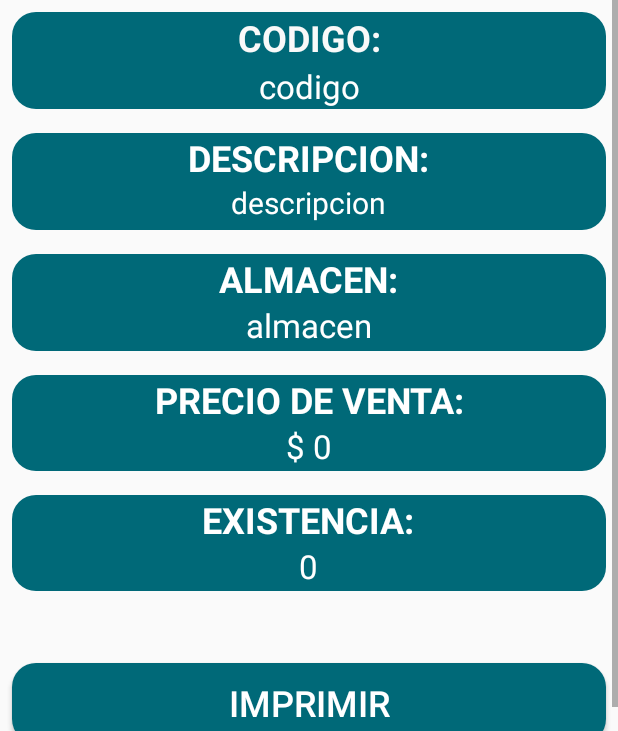
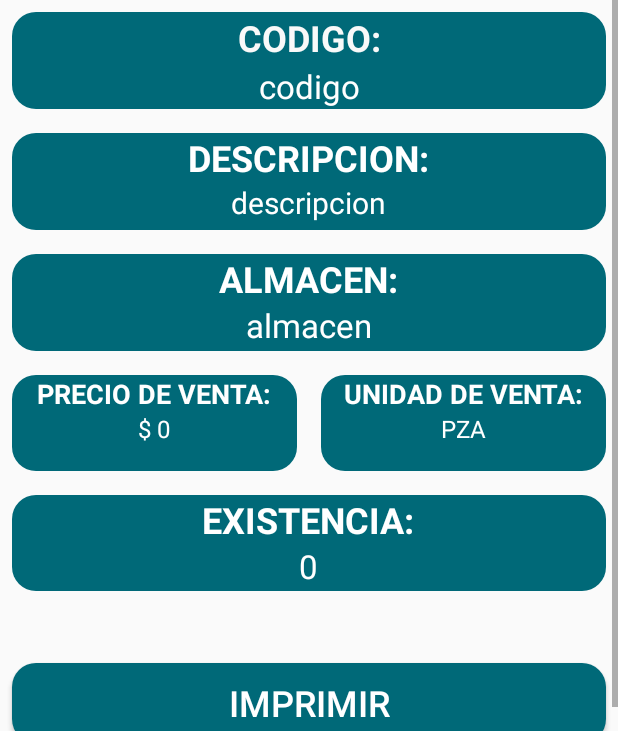
Before and after one commit to Treckby/EtiquetasMacro, an Android app: the MainActivity screen opened directly, with no data from a screen before it, on a phone screen of 412 x 824 dp, the part 505-1236 px from its top. Run offline under Robolectric (Android 15) with nearby library versions, the phone set to English and light mode, and no system bars; libraries missing offline, so code that uses them is left out: me.dm7.barcodescanner.

Commit message:
SE AGREGO UNIDAD DE VENTA

```diff
--- a/app/build.gradle
+++ b/app/build.gradle
@@ -6,8 +6,8 @@ android {
         applicationId 'com.arisoft.etiquetasmacro'
         minSdkVersion 15
         targetSdkVersion 28
-        versionCode 1
-        versionName "1.1"
+        versionCode 3
+        versionName "1.3"
         testInstrumentationRunner "android.support.test.runner.AndroidJUnitRunner"
     }
     buildTypes {
--- a/app/src/main/AndroidManifest.xml
+++ b/app/src/main/AndroidManifest.xml
@@ -7,10 +7,7 @@
     <uses-permission android:name="android.permission.CAMERA" />
 
     <uses-feature android:name="android.hardware.camera"/>
-    <uses-permission android:name="android.permission.FLASHLIGHT"/>
-    <uses-feature android:name="android.hardware.camera.flash" />
-    <uses-permission android:name="android.permission.VIBRATE"/>
-    <uses-feature android:name="android.hardware." />
+
 
 
     <application
--- a/app/src/main/java/com/example/arisoft/etiquetasmacro/MainActivity.java
+++ b/app/src/main/java/com/example/arisoft/etiquetasmacro/MainActivity.java
@@ -53,11 +53,11 @@ import me.dm7.barcodescanner.zxing.ZXingScannerView;
 public class MainActivity extends AppCompatActivity
         implements NavigationView.OnNavigationItemSelectedListener, ZXingScannerView.ResultHandler {
     Context contexto=this;
-    TextView tv_emp,tv_usu,tv_codigo,tv_desc,tv_alm,tv_pv,tv_exi;
+    TextView tv_emp,tv_usu,tv_codigo,tv_desc,tv_alm,tv_pv,tv_exi,tv_uv;
     EditText et_codigo;
     LinearLayout ll_exi;
     ImageView iv_codbar;
-    private String URL,idalmacen,descripcion,nomAlmacen,precio,existencia,codigoArt,codigobarra,usu,emp;
+    private String URL,idalmacen,descripcion,nomAlmacen,precio,existencia,codigoArt,codigobarra,usu,emp,uventa;
     int impuesto;
     private ZXingScannerView escaner;
 
@@ -118,6 +118,9 @@ public class MainActivity extends AppCompatActivity
         et_codigo=(EditText)findViewById(R.id.et_codigo);
 
         iv_codbar=(ImageView)findViewById(R.id.iv_codbar);
+        tv_uv=(TextView)findViewById(R.id.tv_uv);
+
+
         et_codigo.setText(codigobarra);
         String valorCod=et_codigo.getText().toString();
         if(valorCod.equalsIgnoreCase(""))
@@ -171,9 +174,6 @@ public class MainActivity extends AppCompatActivity
     public void imprimirEtiqueta(View view)
     {
         mensajes("click");
-        Vibrator v = (Vibrator) getSystemService(VIBRATOR_SERVICE);
-        v.vibrate(3000);
-
     }
 
     private void checkCameraPermission() {
@@ -366,6 +366,7 @@ public class MainActivity extends AppCompatActivity
                         nomAlmacen=objeto.getString("almacen");
                         existencia=objeto.getString("existenciaActual");
                         impuesto=objeto.getInt("impuesto");
+                        uventa=objeto.getString("unidadVenta");
                         if(impuesto==2)
                         {
                             calcularImpuesto(precio,impuesto);
@@ -407,6 +408,7 @@ public class MainActivity extends AppCompatActivity
                 tv_alm.setText(idalmacen+" - "+nomAlmacen);
                 tv_pv.setText("$ "+precio);
                 tv_exi.setText(existencia);
+                tv_uv.setText(uventa);
                 Float exi=Float.parseFloat(existencia);
                 if(exi>0)
                 {
--- a/app/src/main/res/layout/content_main.xml
+++ b/app/src/main/res/layout/content_main.xml
@@ -156,12 +156,18 @@
                         android:textColor="#fff"
                         android:textSize="22dp" />
                 </LinearLayout>
-
+            <LinearLayout
+                android:layout_width="match_parent"
+                android:layout_height="match_parent"
+                android:layout_marginBottom="16dp"
+                android:layout_weight="1"
+                android:weightSum="2"
+                android:orientation="horizontal">
                 <LinearLayout
                     android:layout_width="match_parent"
                     android:layout_height="match_parent"
-                    android:layout_marginBottom="16dp"
                     android:layout_weight="1"
+                    android:layout_marginRight="8dp"
                     android:background="@drawable/boton_redondeado"
                     android:orientation="vertical">
 
@@ -172,7 +178,7 @@
                         android:gravity="center"
                         android:text="PRECIO DE VENTA:"
                         android:textColor="#fff"
-                        android:textSize="24dp"
+                        android:textSize="18dp"
                         android:textStyle="bold" />
 
                     <TextView
@@ -183,8 +189,40 @@
                         android:gravity="center"
                         android:text="$ 0"
                         android:textColor="#fff"
-                        android:textSize="22dp" />
+                        android:textSize="16dp" />
                 </LinearLayout>
+                <LinearLayout
+                    android:layout_width="match_parent"
+                    android:layout_height="match_parent"
+                    android:layout_weight="1"
+                    android:layout_marginLeft="8dp"
+                    android:background="@drawable/boton_redondeado"
+                    android:orientation="vertical">
+
+                    <TextView
+                        android:layout_width="wrap_content"
+                        android:layout_height="wrap_content"
+                        android:layout_gravity="center"
+                        android:gravity="center"
+                        android:text="UNIDAD DE VENTA:"
+                        android:textColor="#fff"
+                        android:textSize="18dp"
+                        android:textStyle="bold" />
+
+                    <TextView
+                        android:id="@+id/tv_uv"
+                        android:layout_width="wrap_content"
+                        android:layout_height="wrap_content"
+                        android:layout_gravity="center"
+                        android:gravity="center"
+                        android:text="PZA"
+                        android:textColor="#fff"
+                        android:textSize="16dp" />
+                </LinearLayout>
+
+            </LinearLayout>
+
+
 
                 <LinearLayout
                     android:id="@+id/ll_exi"
```
